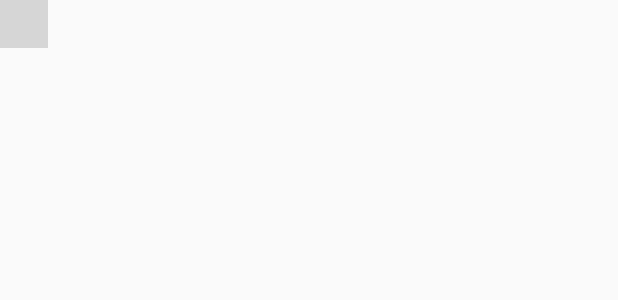
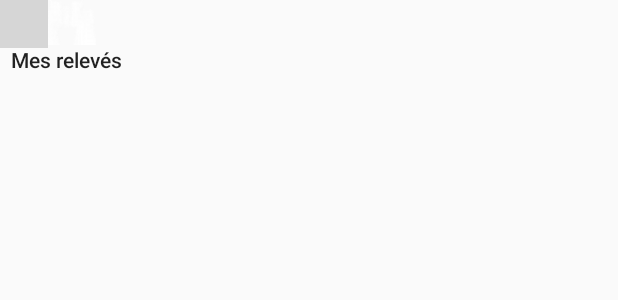
Before and after one commit to Fidjiro/Stage, an Android app: the layout activity_main_rel.xml on its own in the app's theme, with its tools: preview values and no code run, on a phone screen of 412 x 824 dp. Shown: the top 300 px of the screen. Run offline under Robolectric (Android 15) with nearby library versions, the phone set to English and light mode, and no system bars; plain views replace MapView; grey boxes are pictures that could not be loaded.

Commit message:
ajout de la requête test pour envoyer une ligne d'inventaire et début d'affichage de l'historique des relevés

```diff
--- a/MyApplication/MyApplication/app/src/main/res/layout/activity_main_rel.xml
+++ b/MyApplication/MyApplication/app/src/main/res/layout/activity_main_rel.xml
@@ -11,6 +11,16 @@
         android:id="@+id/mapViewOSM"
         android:layout_width="wrap_content"
         android:layout_height="wrap_content" />
+
+    <Button
+        android:id="@+id/mesReleves"
+        android:layout_width="wrap_content"
+        android:layout_height="wrap_content"
+        android:background="@android:color/transparent"
+        android:drawableTop="@drawable/jumelles"
+        android:layout_margin="@dimen/formLayoutsMargin"
+        android:text="@string/mesReleves"
+        android:textAllCaps="false" />
 
     <android.support.constraint.ConstraintLayout
         android:id="@+id/releveLayout"
--- a/MyApplication/MyApplication/app/src/main/res/values/strings.xml
+++ b/MyApplication/MyApplication/app/src/main/res/values/strings.xml
@@ -34,6 +34,7 @@
     <string name="longueur">Longueur de la ligne : </string>
     <string name="perimetre">Périmètre du polygone : </string>
     <string name="confirmMessage">Votre relevé va se terminer. Êtes-vous sûr ?</string>
+    <string name="mesReleves">Mes relevés</string>
 
     <!-- Pour le layout qui s'affiche après appui sur bouton recenser -->
     <string name="layoutTitle">Recensement espèce</string>
```
Also changed, not shown: MyApplication/MyApplication/app/src/main/java/com/example/florian/myapplication/Activities/Sync/HttpActivity.java (+62 -12 lines).
